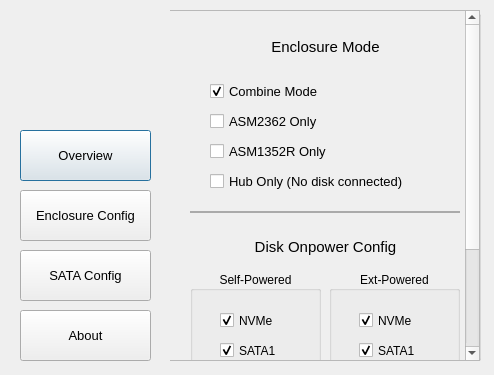
Old version of the form ultra_enclosure_manager.ui in the repository barryblueice/R-SODIUM-Ultra-Enclosure-Manager.
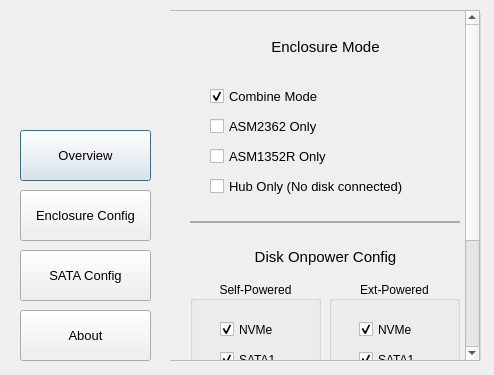
New version of the form. Icons and pictures are not drawn.

Commit message: UI修改

```diff
--- a/ultra_enclosure_manager.ui
+++ b/ultra_enclosure_manager.ui
@@ -474,15 +474,15 @@
      <property name="geometry">
       <rect>
        <x>0</x>
-       <y>-151</y>
+       <y>-171</y>
        <width>297</width>
-       <height>500</height>
+       <height>520</height>
       </rect>
      </property>
      <property name="minimumSize">
       <size>
        <width>100</width>
-       <height>500</height>
+       <height>520</height>
       </size>
      </property>
      <property name="autoFillBackground">
@@ -526,7 +526,7 @@
       <property name="geometry">
        <rect>
         <x>70</x>
-        <y>220</y>
+        <y>230</y>
         <width>171</width>
         <height>31</height>
        </rect>
@@ -547,7 +547,7 @@
       <property name="geometry">
        <rect>
         <x>20</x>
-        <y>260</y>
+        <y>270</y>
         <width>131</width>
         <height>161</height>
        </rect>
@@ -562,9 +562,9 @@
        <property name="geometry">
         <rect>
          <x>30</x>
-         <y>40</y>
+         <y>38</y>
          <width>83</width>
-         <height>19</height>
+         <height>21</height>
         </rect>
        </property>
        <property name="text">
@@ -581,9 +581,9 @@
        <property name="geometry">
         <rect>
          <x>30</x>
-         <y>70</y>
+         <y>68</y>
          <width>83</width>
-         <height>19</height>
+         <height>21</height>
         </rect>
        </property>
        <property name="text">
@@ -620,7 +620,7 @@
       <property name="geometry">
        <rect>
         <x>159</x>
-        <y>260</y>
+        <y>270</y>
         <width>131</width>
         <height>161</height>
        </rect>
@@ -635,9 +635,9 @@
        <property name="geometry">
         <rect>
          <x>30</x>
-         <y>70</y>
+         <y>68</y>
          <width>83</width>
-         <height>19</height>
+         <height>21</height>
         </rect>
        </property>
        <property name="text">
@@ -673,9 +673,9 @@
        <property name="geometry">
         <rect>
          <x>30</x>
-         <y>40</y>
+         <y>38</y>
          <width>83</width>
-         <height>19</height>
+         <height>21</height>
         </rect>
        </property>
        <property name="text">
@@ -693,7 +693,7 @@
       <property name="geometry">
        <rect>
         <x>20</x>
-        <y>200</y>
+        <y>210</y>
         <width>270</width>
         <height>2</height>
        </rect>
@@ -723,7 +723,7 @@
          <x>20</x>
          <y>40</y>
          <width>231</width>
-         <height>21</height>
+         <height>31</height>
         </rect>
        </property>
        <property name="font">
@@ -744,7 +744,7 @@
          <x>20</x>
          <y>10</y>
          <width>231</width>
-         <height>21</height>
+         <height>31</height>
         </rect>
        </property>
        <property name="font">
@@ -768,7 +768,7 @@
          <x>20</x>
          <y>100</y>
          <width>231</width>
-         <height>21</height>
+         <height>31</height>
         </rect>
        </property>
        <property name="font">
@@ -789,7 +789,7 @@
          <x>20</x>
          <y>70</y>
          <width>231</width>
-         <height>21</height>
+         <height>31</height>
         </rect>
        </property>
        <property name="font">
```
Left out of the diff: 10 changed lines with no effect on the pictures. The commit also changes 2 other files.
